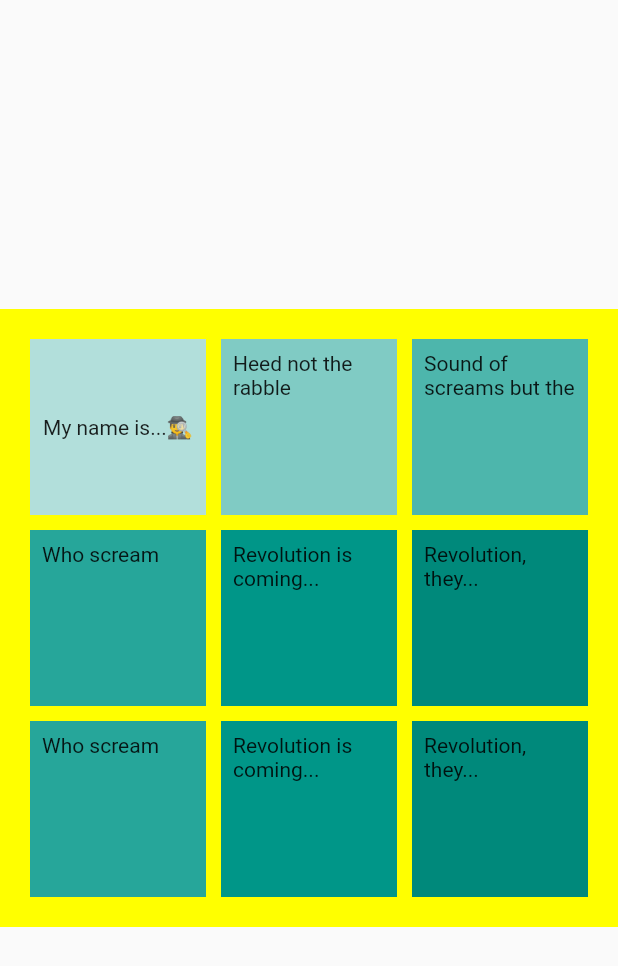
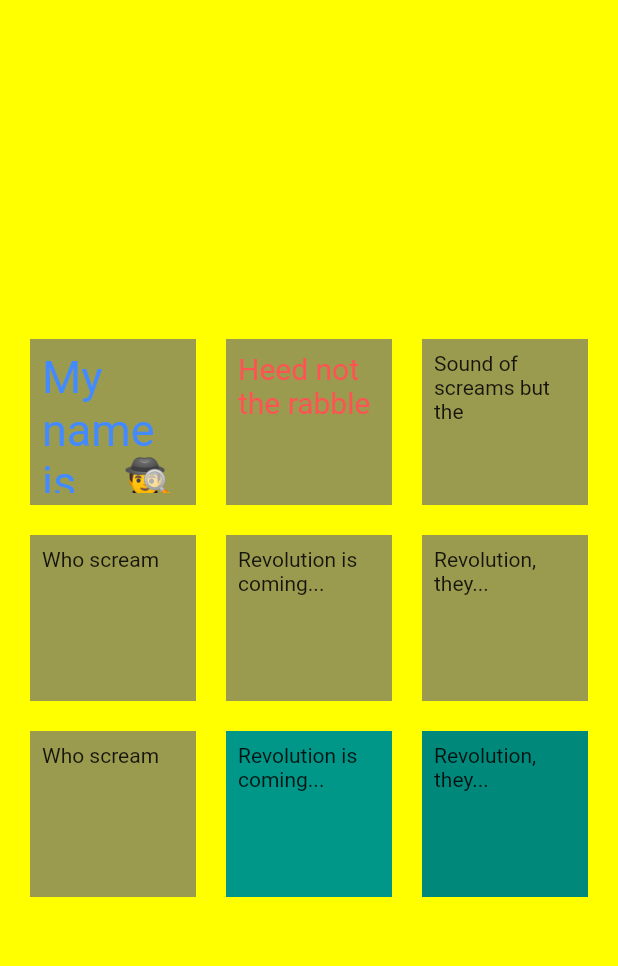
Before and after one commit to christopherwozniak/krzysztof_wozniak_flutter_academy_task_zero, a Flutter app: the screen it shows after launch, on a phone screen of 412 x 824 dp. Shown: the top 966 px of the screen. Run offline on Flutter 3.47's test engine with Material 2 defaults, Android fonts, the phone set to English and light mode, and no system bars; our stand-ins replace google_fonts; Roboto replaces fonts that are missing (Aclonica, Lateef).

Commit message:
Add Googlefonts to first square

```diff
--- a/lib/main.dart
+++ b/lib/main.dart
@@ -1,4 +1,7 @@
 import 'package:flutter/material.dart';
+import 'dart:math' as math;
+
+import 'package:google_fonts/google_fonts.dart';
 
 void main() {
   runApp(const MyApp());
@@ -19,57 +22,78 @@ class MyApp extends StatelessWidget {
   }
 }
 
-class HomePage extends StatelessWidget {
+class HomePage extends StatefulWidget {
   const HomePage({
     Key? key,
   }) : super(key: key);
 
   @override
+  State<HomePage> createState() => _HomePageState();
+}
+
+class _HomePageState extends State<HomePage> {
+  double borderWidth = 20;
+  Color borderColor = Colors.yellowAccent;
+
+  @override
   Widget build(BuildContext context) {
     return Scaffold(
+      backgroundColor: Colors.yellowAccent,
       body: Center(
         child: Container(
-          color: Colors.yellowAccent,
+          color: borderColor,
           child: GridView.count(
             shrinkWrap: true,
             primary: false,
-            padding: const EdgeInsets.all(20),
-            crossAxisSpacing: 10,
-            mainAxisSpacing: 10,
+            padding: EdgeInsets.all(borderWidth),
+            crossAxisSpacing: borderWidth,
+            mainAxisSpacing: borderWidth,
             crossAxisCount: 3,
             children: <Widget>[
               GridOneElement(
-                onTap: () {},
+                onTap: () {
+                  setState(() {});
+                  borderWidth = 10;
+                  borderColor =
+                      Color((math.Random().nextDouble() * 0xFFFFFF).toInt())
+                          .withOpacity(1.0);
+                },
+                firstTap: 'My name is... 🕵️‍♂️',
+                secondTap: 'Krzysztof Woźniak 🧟‍♂️',
               ),
               Container(
                 padding: const EdgeInsets.all(8),
-                child: const Text('Heed not the rabble'),
-                color: Colors.teal[200],
+                child: Text(
+                  'Heed not the rabble',
+                  style: GoogleFonts.aclonica(
+                      color: Colors.redAccent, fontSize: 20),
+                ),
+                color: const Color(0xFF3737A0).withOpacity(0.5),
               ),
               Container(
                 padding: const EdgeInsets.all(8),
                 child: const Text('Sound of screams but the'),
-                color: Colors.teal[300],
+                color: const Color(0xFF3737A0).withOpacity(0.5),
               ),
               Container(
                 padding: const EdgeInsets.all(8),
                 child: const Text('Who scream'),
-                color: Colors.teal[400],
+                color: const Color(0xFF3737A0).withOpacity(0.5),
               ),
               Container(
                 padding: const EdgeInsets.all(8),
                 child: const Text('Revolution is coming...'),
-                color: Colors.teal[500],
+                color: const Color(0xFF3737A0).withOpacity(0.5),
               ),
               Container(
                 padding: const EdgeInsets.all(8),
                 child: const Text('Revolution, they...'),
-                color: Colors.teal[600],
+                color: const Color(0xFF3737A0).withOpacity(0.5),
               ),
               Container(
                 padding: const EdgeInsets.all(8),
                 child: const Text('Who scream'),
-                color: Colors.teal[400],
+                color: const Color(0xFF3737A0).withOpacity(0.5),
               ),
               Container(
                 padding: const EdgeInsets.all(8),
@@ -93,9 +117,13 @@ class GridOneElement extends StatefulWidget {
   const GridOneElement({
     Key? key,
     required this.onTap,
+    required this.firstTap,
+    required this.secondTap,
   }) : super(key: key);
 
   final void Function() onTap;
+  final String firstTap;
+  final String secondTap;
 
   @override
   State<GridOneElement> createState() => _GridOneElementState();
@@ -110,14 +138,19 @@ class _GridOneElementState extends State<GridOneElement> {
         setState(() {
           isTapped = !isTapped;
         });
+        widget.onTap();
       },
       child: Container(
         padding: const EdgeInsets.all(8),
         child: Center(
           child: Text(
-              isTapped ? "Krzysztof Marek Woźniak 🏉" : "My name is...🕵️‍♂️"),
+            isTapped ? widget.secondTap : widget.firstTap,
+            style: isTapped
+                ? GoogleFonts.aladin(fontSize: 20)
+                : GoogleFonts.lateef(fontSize: 30, color: Colors.blueAccent),
+          ),
         ),
-        color: Colors.teal[100],
+        color: const Color(0xFF3737A0).withOpacity(0.5),
       ),
     );
   }
```
